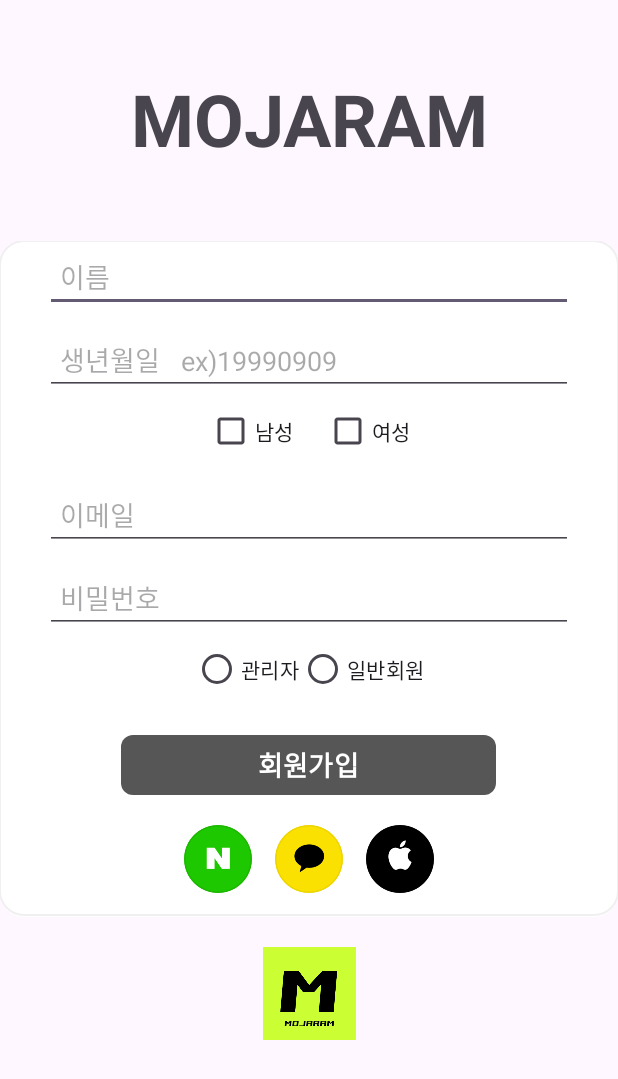
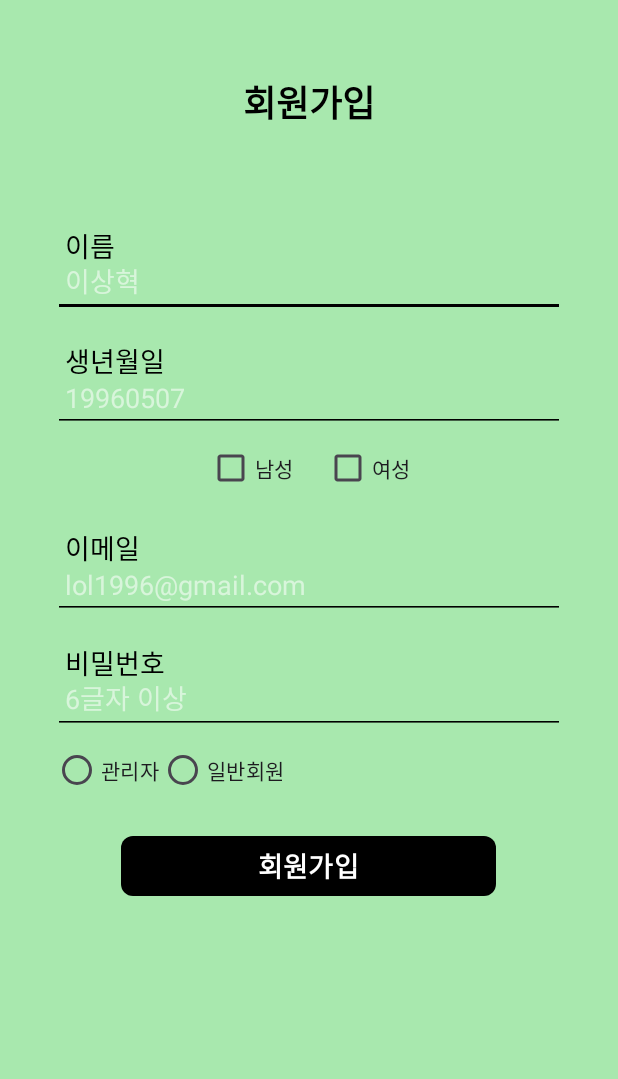
Before and after one commit to bongbub/MOJARAM_C, an Android app built with Jetpack Compose: the SignUpActivity screen opened directly, with no data from a screen before it, on a phone screen of 412 x 824 dp. Shown: the top 1079 px of the screen. Run offline under Robolectric (Android 15) with nearby library versions, the phone set to English and light mode, and no system bars; our stand-ins replace Firebase (no records; nobody signed in at launch, a user with empty details on screens opened directly).

Commit message:
회원가입페이지 UI 변경

```diff
--- a/app/src/main/res/layout/activity_signup.xml
+++ b/app/src/main/res/layout/activity_signup.xml
@@ -4,63 +4,105 @@
     xmlns:tools="http://schemas.android.com/tools"
     android:layout_width="match_parent"
     android:layout_height="match_parent"
+    android:background="#A8E8AE"
     tools:context=".ui.login.SignUpActivity">
 
     <TextView
         android:id="@+id/textView4"
         android:layout_width="wrap_content"
         android:layout_height="wrap_content"
-        android:layout_marginTop="60dp"
-        android:layout_marginEnd="84dp"
-        android:layout_marginBottom="24dp"
-        android:text="MOJARAM"
-        android:textSize="48sp"
+        android:layout_marginTop="50dp"
+        android:text="회원가입"
+        android:textColor="#FF000000"
+        android:textSize="24sp"
         android:textStyle="bold"
-        app:layout_constraintBottom_toTopOf="@+id/editTextContainer"
         app:layout_constraintEnd_toEndOf="parent"
-        app:layout_constraintHorizontal_bias="0.977"
         app:layout_constraintStart_toStartOf="parent"
         app:layout_constraintTop_toTopOf="parent"
         app:layout_constraintVertical_bias="1.0" />
 
     <LinearLayout
         android:id="@+id/editTextContainer"
-        android:layout_width="0dp"
+        android:layout_width="341dp"
         android:layout_height="wrap_content"
-        android:layout_marginTop="25dp"
-        android:layout_marginBottom="20dp"
-        android:background="@drawable/rounded_bg"
-        android:gravity="center"
+        android:layout_marginStart="40dp"
+        android:layout_marginTop="150dp"
+        android:layout_marginEnd="40dp"
         android:orientation="vertical"
-        app:layout_constraintBottom_toTopOf="@+id/imageView5"
         app:layout_constraintEnd_toEndOf="parent"
         app:layout_constraintStart_toStartOf="parent"
-        app:layout_constraintTop_toBottomOf="@+id/textView4">
+        app:layout_constraintTop_toTopOf="parent">
+
+        <LinearLayout
+            android:layout_width="match_parent"
+            android:layout_height="wrap_content"
+            android:orientation="horizontal">
+
+            <FrameLayout
+                android:layout_width="match_parent"
+                android:layout_height="wrap_content">
+
+                <TextView
+                    android:id="@+id/textView2"
+                    android:layout_width="wrap_content"
+                    android:layout_height="wrap_content"
+                    android:layout_gravity="top|left"
+                    android:layout_marginBottom="34dp"
+                    android:layout_marginLeft="8dp"
+                    android:text="이름"
+                    android:textColor="#FF000000"
+                    android:textSize="18sp" />
 
                 <EditText
                     android:id="@+id/editTextUsername"
                     android:layout_width="match_parent"
                     android:layout_height="wrap_content"
-            android:layout_marginLeft="30dp"
-            android:layout_marginRight="30dp"
-            app:layout_constraintEnd_toEndOf="parent"
-            app:layout_constraintStart_toStartOf="parent"
-            android:hint="이름"
-            android:padding="10dp"
-            android:textAllCaps="false" />
+                    android:paddingLeft="8dp"
+                    android:backgroundTint="#FF000000"
+                    android:ems="10"
+                    android:layout_gravity="bottom"
+                    android:hint="이상혁"
+                    android:inputType="text"
+                    android:textColor="#FFFFFF"
+                    android:textColorHint="#8DFFFFFF" />
+            </FrameLayout>
+        </LinearLayout>
 
+        <LinearLayout
+            android:layout_width="match_parent"
+            android:layout_height="wrap_content"
+            android:layout_marginTop="15dp"
+            android:orientation="horizontal">
+
+            <FrameLayout
+                android:layout_width="match_parent"
+                android:layout_height="wrap_content">
+
+                <TextView
+                    android:id="@+id/textView3"
+                    android:layout_width="wrap_content"
+                    android:layout_height="wrap_content"
+                    android:layout_gravity="top|left"
+                    android:layout_marginBottom="34dp"
+                    android:layout_marginLeft="8dp"
+                    android:text="생년월일"
+                    android:textColor="#FF000000"
+                    android:textSize="18sp"  />
 
                 <EditText
                     android:id="@+id/birthText"
                     android:layout_width="match_parent"
                     android:layout_height="wrap_content"
-            android:layout_marginLeft="30dp"
-            android:layout_marginTop="8dp"
-            android:layout_marginRight="30dp"
+                    android:paddingLeft="8dp"
+                    android:backgroundTint="#FF000000"
+                    android:ems="18"
+                    android:layout_gravity="bottom"
+                    android:hint="19960507"
                     android:inputType="date"
-            android:hint="생년월일   ex)19990909"
-            android:maxLength="8"
-            android:padding="10dp" />
+                    android:textColor="#FFFFFF"
+                    android:textColorHint="#8DFFFFFF" />
+            </FrameLayout>
+        </LinearLayout>
 
 
         <LinearLayout
@@ -94,32 +136,81 @@
                 android:layout_height="wrap_content"
                 android:layout_marginLeft="10dp"
                 android:text="여성" />
+        </LinearLayout>
 
+        <LinearLayout
+            android:layout_width="match_parent"
+            android:layout_height="wrap_content"
+            android:layout_marginTop="15dp"
+            android:orientation="horizontal">
 
-        </LinearLayout>
+            <FrameLayout
+                android:layout_width="match_parent"
+                android:layout_height="wrap_content">
+
+                <TextView
+                    android:id="@+id/textView5"
+                    android:layout_width="wrap_content"
+                    android:layout_height="wrap_content"
+                    android:layout_gravity="top|left"
+                    android:layout_marginBottom="34dp"
+                    android:layout_marginLeft="8dp"
+                    android:text="이메일"
+                    android:textColor="#FF000000"
+                    android:textSize="18sp" />
 
                 <EditText
                     android:id="@+id/editTextid"
                     android:layout_width="match_parent"
                     android:layout_height="wrap_content"
-            android:layout_marginLeft="30dp"
-            android:layout_marginTop="8dp"
-            android:layout_marginRight="30dp"
+                    android:paddingLeft="8dp"
+                    android:backgroundTint="#FF000000"
+                    android:ems="10"
+                    android:layout_gravity="bottom"
+                    android:hint="lol1996@gmail.com"
                     android:inputType="textEmailAddress"
-            android:hint="이메일"
-            android:padding="10dp" />
+                    android:textColor="#FFFFFF"
+                    android:textColorHint="#8DFFFFFF" />
+
+            </FrameLayout>
+
+        </LinearLayout>
+
+    <LinearLayout
+        android:layout_width="match_parent"
+        android:layout_height="wrap_content"
+        android:layout_marginTop="15dp"
+        android:orientation="horizontal">
+
+        <FrameLayout
+            android:layout_width="match_parent"
+            android:layout_height="wrap_content">
+        <TextView
+            android:id="@+id/textView6"
+            android:layout_width="wrap_content"
+            android:layout_height="wrap_content"
+            android:layout_gravity="top|left"
+            android:layout_marginBottom="34dp"
+            android:layout_marginLeft="8dp"
+            android:text="비밀번호"
+            android:textColor="#FF000000"
+            android:textSize="18sp" />
 
         <EditText
             android:id="@+id/editTextPassword"
             android:layout_width="match_parent"
             android:layout_height="wrap_content"
-            android:layout_marginLeft="30dp"
-            android:layout_marginTop="8dp"
-            android:layout_marginRight="30dp"
-            android:hint="비밀번호"
-            android:inputType="textPassword"
-            android:padding="10dp" />
-
+            android:paddingLeft="8dp"
+            android:backgroundTint="#FF000000"
+            android:ems="10"
+            android:layout_gravity="bottom"
+            android:hint="6글자 이상"
+            android:inputType="text"
+            android:maxLength="20"
+            android:textColor="#FFFFFF"
+            android:textColorHint="#8DFFFFFF" />
+        </FrameLayout>
+    </LinearLayout>
 
         <RadioGroup
             android:id="@+id/radioGroup"
@@ -138,7 +229,6 @@
                 android:layout_width="wrap_content"
                 android:layout_height="wrap_content"
                 android:text="일반회원" />
-
         </RadioGroup>
 
 
@@ -147,9 +237,9 @@
             style="@style/Widget.Material3.Button"
             android:layout_width="250dp"
             android:layout_height="40dp"
-            android:layout_marginStart="105dp"
             android:layout_marginTop="20dp"
-            android:layout_marginEnd="105dp"
+            android:layout_marginStart="45dp"
+            android:layout_marginEnd="45dp"
             android:background="@drawable/button_background"
             android:gravity="center"
             android:insetTop="0dp"
@@ -157,53 +247,18 @@
             android:textColor="#FFFFFF"
             android:textSize="18dp"
             android:textStyle="bold"
-            app:backgroundTint="#565656" />
+            app:backgroundTint="#FF000000" />
 
 
         <LinearLayout
             android:id="@+id/login_social_login_layout"
             android:layout_width="wrap_content"
             android:layout_height="wrap_content"
-            android:layout_marginTop="20dp"
             android:layout_marginBottom="16dp"
             android:orientation="horizontal"
             app:layout_constraintEnd_toEndOf="parent"
             app:layout_constraintStart_toStartOf="parent"
             app:layout_constraintTop_toBottomOf="@+id/login_phone_number_login_layout">
-
-            <ImageView
-                android:id="@+id/login_naver_login_iv"
-                android:layout_width="45dp"
-                android:layout_height="45dp"
-                android:src="@drawable/naver_44" />
-
-            <ImageView
-                android:id="@+id/login_kakako_login_iv"
-                android:layout_width="45dp"
-                android:layout_height="45dp"
-                android:layout_marginStart="15dp"
-                android:layout_marginEnd="15dp"
-                android:src="@drawable/kakako_44" />
-
-            <ImageView
-                android:id="@+id/login_apple_login_iv"
-                android:layout_width="45dp"
-                android:layout_height="45dp"
-                android:src="@drawable/apple_44" />
         </LinearLayout>
     </LinearLayout>
-
-    <ImageView
-        android:id="@+id/imageView5"
-        android:layout_width="70dp"
-        android:layout_height="62dp"
-        android:layout_marginStart="135dp"
-        android:layout_marginEnd="136dp"
-        android:layout_marginBottom="144dp"
-        android:src="@drawable/logo_image"
-        app:layout_constraintBottom_toBottomOf="parent"
-        app:layout_constraintEnd_toEndOf="parent"
-        app:layout_constraintHorizontal_bias="0.506"
-        app:layout_constraintStart_toStartOf="parent"
-        app:layout_constraintTop_toBottomOf="@+id/editTextContainer" />
 </androidx.constraintlayout.widget.ConstraintLayout>
```
Also changed, not shown: 1 other file. Lines whose indentation alone changed are shown as unchanged.
